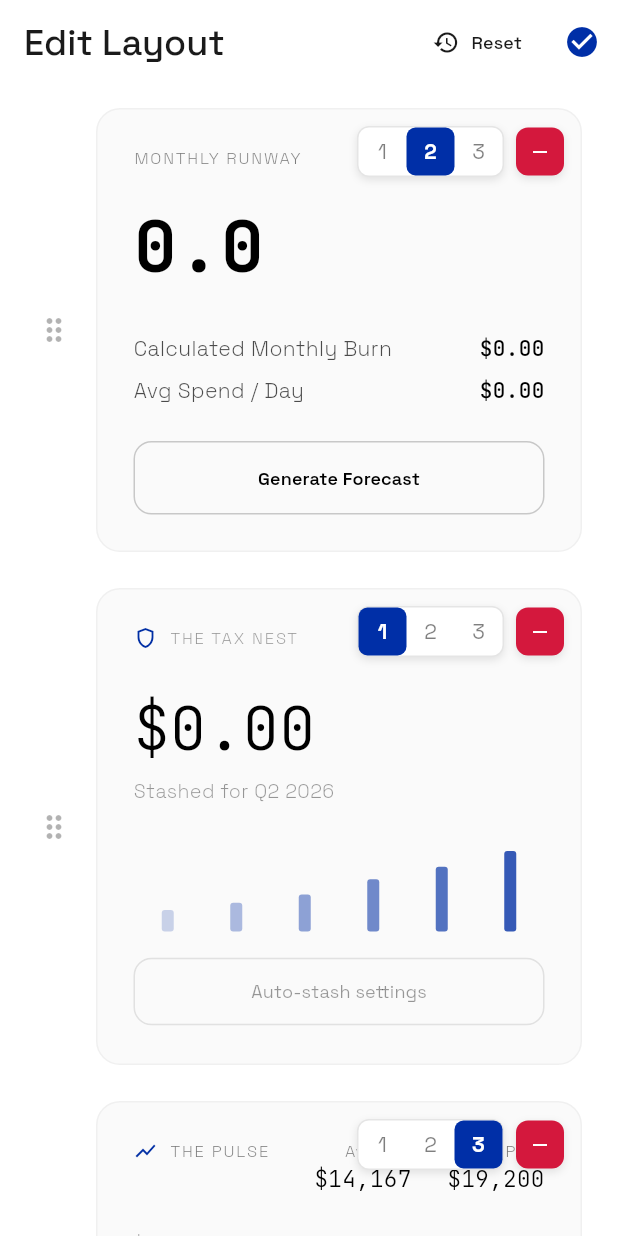
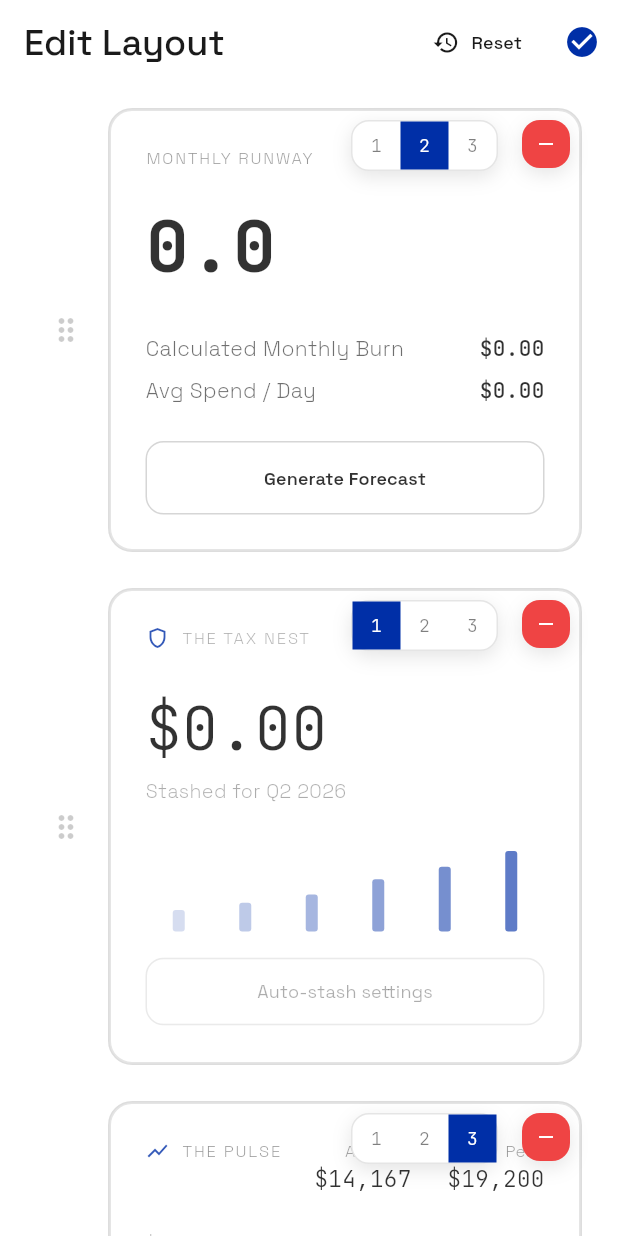
Before and after one commit to TheZen46/EconomyApp, a Flutter app: the HomePage screen opened by its route, after a tap on the "search" icon, after a tap on the "close" icon, after a tap on the "dashboard customize" icon, on a phone screen of 412 x 824 dp. Run offline on Flutter 3.47's test engine with Material 3 defaults, Android fonts, the phone set to English and light mode, and no system bars; drawn by our look-alikes of fl_chart; our stand-ins replace connectivity_plus, csv, dartz, dio, equatable, file_picker and 14 more; missing offline and left inert: extension_google_sign_in_as_googleapis_auth, google_mlkit_text_recognition, googleapis, llama_cpp_dart; accounts and stored records are empty.

Commit message:
fix(ui): inject missing boxes widget into provider and match Figma edit card layout exactly

```diff
--- a/lib/features/receipt_scanning/presentation/pages/home_page.dart
+++ b/lib/features/receipt_scanning/presentation/pages/home_page.dart
@@ -266,49 +266,54 @@ class _HomePageState extends ConsumerState<HomePage> {
     return Container(
       key: ValueKey(item.id),
       margin: const EdgeInsets.only(bottom: 24),
-      child: Row(
-        crossAxisAlignment: CrossAxisAlignment.center,
-        children: [
-          // Drag handle on the left
-          Padding(
-            padding: const EdgeInsets.only(right: 16),
-            child: Icon(Icons.drag_indicator, color: fgCol.withOpacity(0.3)),
-          ),
-          // Actual widget preview with overlay controls
-          Expanded(
       child: Stack(
         clipBehavior: Clip.none,
         children: [
           // Render the actual widget but disable interactions
           IgnorePointer(
             child: Container(
+              margin: const EdgeInsets.only(left: 48),
               foregroundDecoration: BoxDecoration(
-                      color: isDark ? Colors.white.withOpacity(0.05) : Colors.black.withOpacity(0.02),
+                color: Colors.transparent,
                 borderRadius: BorderRadius.circular(16),
+                border: Border.all(color: isDark ? Colors.white.withOpacity(0.1) : Colors.black.withOpacity(0.1), width: 2),
               ),
+              child: Opacity(
+                opacity: 0.8,
                 child: _buildCardWrapper(
                   isDark: isDark,
                   child: _buildWidgetContent(item, receipts, filteredReceipts, isDark),
                 ),
               ),
             ),
+          ),
+          // Drag handle on the left
+          Positioned(
+            left: 0,
+            top: 0,
+            bottom: 0,
+            child: Center(
+              child: Padding(
+                padding: const EdgeInsets.all(8.0),
+                child: Icon(Icons.drag_indicator, color: fgCol.withOpacity(0.2)),
+              ),
+            ),
+          ),
           // Overlay controls (Size selector and Remove)
           Positioned(
-                  top: 12,
-                  right: 12,
-                  child: Row(
-                    children: [
-                      // Size selector [1, 2, 3]
-                      Container(
+            top: 8,
+            right: 56,
+            child: Container(
               decoration: BoxDecoration(
                 color: isDark ? const Color(0xFF1A1A1A) : Colors.white,
-                          borderRadius: BorderRadius.circular(8),
-                          border: Border.all(color: fgCol.withOpacity(0.1)),
+                borderRadius: BorderRadius.circular(12),
+                border: Border.all(color: isDark ? Colors.white.withOpacity(0.1) : Colors.black.withOpacity(0.1)),
                 boxShadow: [
-                            BoxShadow(color: Colors.black.withOpacity(0.1), blurRadius: 4, offset: const Offset(0, 2))
+                  BoxShadow(color: Colors.black.withOpacity(0.1), blurRadius: 10, offset: const Offset(0, 4))
                 ]
               ),
               child: Row(
+                mainAxisSize: MainAxisSize.min,
                 children: [1, 2, 3].map((size) {
                   final currentSize = _widgetSpans[item.type] ?? 1;
                   final isSelected = currentSize == size;
@@ -321,21 +326,22 @@ class _HomePageState extends ConsumerState<HomePage> {
                       height: 32,
                       decoration: BoxDecoration(
                         color: isSelected ? accent : Colors.transparent,
-                                  borderRadius: BorderRadius.circular(6),
                       ),
                       alignment: Alignment.center,
-                                child: Text('$size', style: GoogleFonts.spaceGrotesk(
+                      child: Text('$size', style: GoogleFonts.jetBrainsMono(
                         color: isSelected ? Colors.white : fgCol.withOpacity(0.5),
-                                  fontWeight: isSelected ? FontWeight.bold : FontWeight.normal,
+                        fontSize: 12,
                       )),
                     ),
                   );
                 }).toList(),
               ),
             ),
-                      const SizedBox(width: 8),
-                      // Remove button
-                      GestureDetector(
+          ),
+          Positioned(
+            top: 8,
+            right: 8,
+            child: GestureDetector(
               onTap: () {
                 final idx = ref.read(dashboardProvider).indexOf(item);
                 ref.read(dashboardProvider.notifier).toggleVisibility(idx);
@@ -344,20 +350,15 @@ class _HomePageState extends ConsumerState<HomePage> {
                 width: 32,
                 height: 32,
                 decoration: BoxDecoration(
-                            color: const Color(0xFFD4183D),
-                            borderRadius: BorderRadius.circular(8),
+                  color: const Color(0xFFEF4444),
+                  borderRadius: BorderRadius.circular(12),
                   boxShadow: [
-                              BoxShadow(color: Colors.black.withOpacity(0.1), blurRadius: 4, offset: const Offset(0, 2))
+                    BoxShadow(color: Colors.black.withOpacity(0.1), blurRadius: 10, offset: const Offset(0, 4))
                   ]
                 ),
                 alignment: Alignment.center,
                 child: const Icon(Icons.remove, color: Colors.white, size: 16),
               ),
-                      ),
-                    ],
-                  ),
-                ),
-              ],
             ),
           ),
         ],
```
Lines whose indentation alone changed are shown as unchanged.
